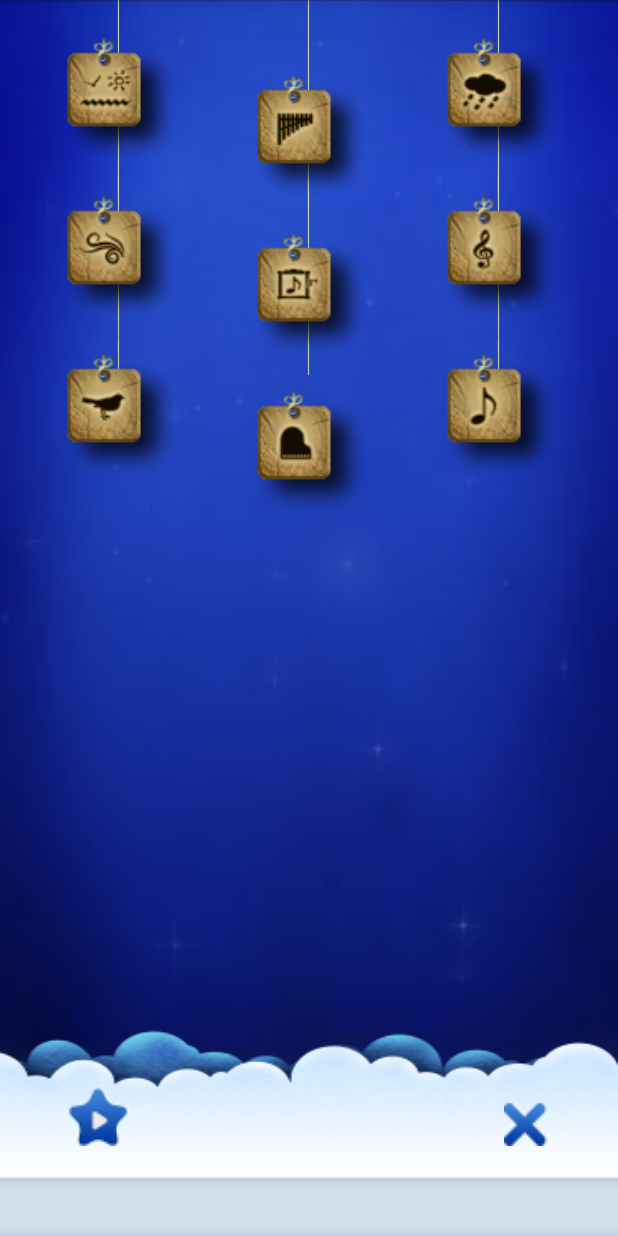
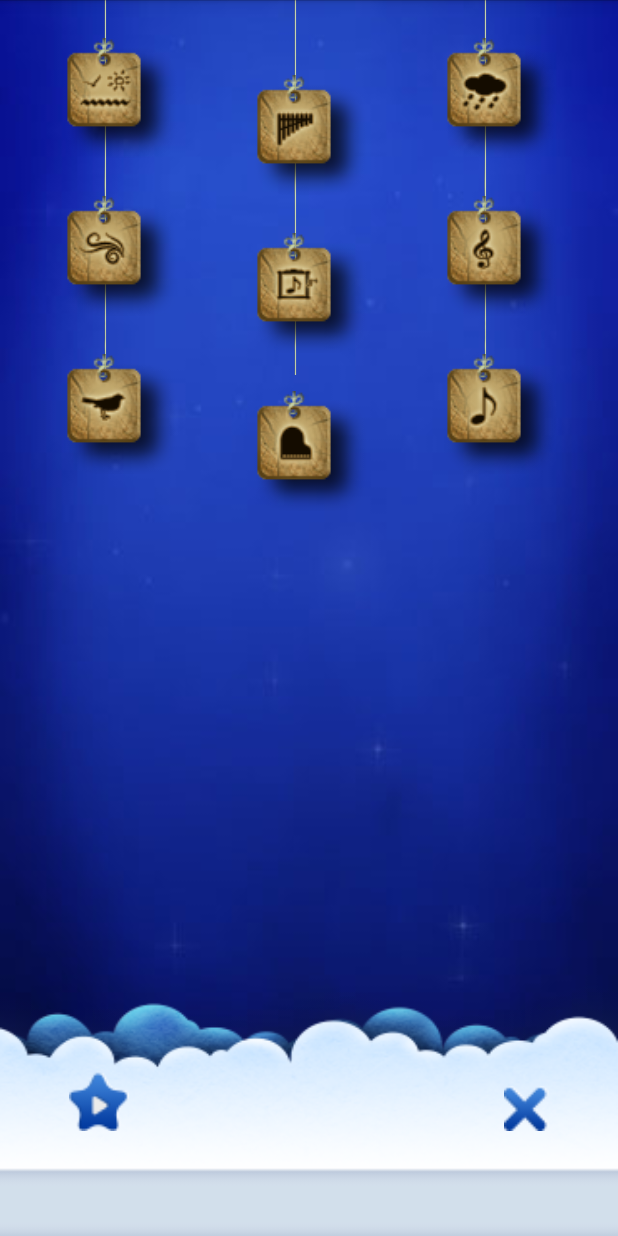
Before and after one commit to andresmarino87/RelaxMusic, an Android app: the screen it shows after launch (MainActivity), on a phone screen of 412 x 824 dp. Run offline under Robolectric (Android 15) with nearby library versions, the phone set to English and light mode, and no system bars.

Commit message:
Rope issue fixed

```diff
--- a/app/src/main/res/animator/selected_sound.xml
+++ b/app/src/main/res/animator/selected_sound.xml
@@ -2,10 +2,10 @@
 <set xmlns:android="http://schemas.android.com/apk/res/android"
 	android:interpolator="@android:anim/cycle_interpolator">
 	<rotate
-    	android:fromDegrees="5"
-        android:toDegrees="-5"
+    	android:fromDegrees="3"
+        android:toDegrees="-3"
         android:toYScale="0.0"
-        android:pivotX="50%"
+        android:pivotX="45%"
         android:pivotY="0%"
         android:repeatMode="reverse"
 		android:repeatCount="infinite"
--- a/app/src/main/res/layout/activity_main.xml
+++ b/app/src/main/res/layout/activity_main.xml
@@ -51,9 +51,11 @@
             <ImageView
                 android:layout_width="wrap_content"
                 android:layout_height="@dimen/ropeHeight"
-                android:layout_centerHorizontal="true"
                 android:contentDescription="@string/blanc"
-                android:tag="@string/image_tag" />
+                android:layout_marginLeft="@dimen/rope_margin_left"
+                android:layout_toRightOf="@+id/sound1"
+                android:tag="@string/image_tag"
+                android:layout_alignParentTop="true" />
 
         </RelativeLayout>
 
@@ -66,8 +68,9 @@
                 android:layout_width="wrap_content"
                 android:layout_height="@dimen/ropeHeight2"
                 android:layout_alignParentTop="true"
-                android:layout_centerHorizontal="true"
                 android:contentDescription="@string/blanc"
+                android:layout_marginLeft="@dimen/rope_margin_left"
+                android:layout_toRightOf="@+id/sound2"
                 android:tag="@string/image_tag" />
 
             <TextView
@@ -110,6 +113,8 @@
                 android:layout_alignParentTop="true"
                 android:layout_centerHorizontal="true"
                 android:contentDescription="@string/blanc"
+                android:layout_marginLeft="@dimen/rope_margin_left"
+                android:layout_toRightOf="@+id/sound3"
                 android:tag="@string/image_tag" />
 
             <TextView
@@ -144,7 +149,7 @@
     <RelativeLayout
         android:id="@+id/generalButtonsLayout"
         android:layout_width="fill_parent"
-        android:layout_height="150dp"
+        android:layout_height="170dp"
         android:layout_alignParentBottom="true"
         android:layout_alignParentLeft="true"
         android:gravity="center"
--- a/app/src/main/res/values/dimens.xml
+++ b/app/src/main/res/values/dimens.xml
@@ -7,6 +7,7 @@
     <dimen name="distanceRope2">50dp</dimen>
     <dimen name="ropeHeight">250dp</dimen>
     <dimen name="ropeHeight2">275dp</dimen>
+    <dimen name="rope_margin_left">-50dp</dimen>
     <dimen name="icon_size">80dp</dimen>
     <dimen name="icon_clear">30dp</dimen>
     <dimen name="icon_play">40dp</dimen>
```
Also changed, not shown: 23 other files. Lines whose indentation alone changed are shown as unchanged.
